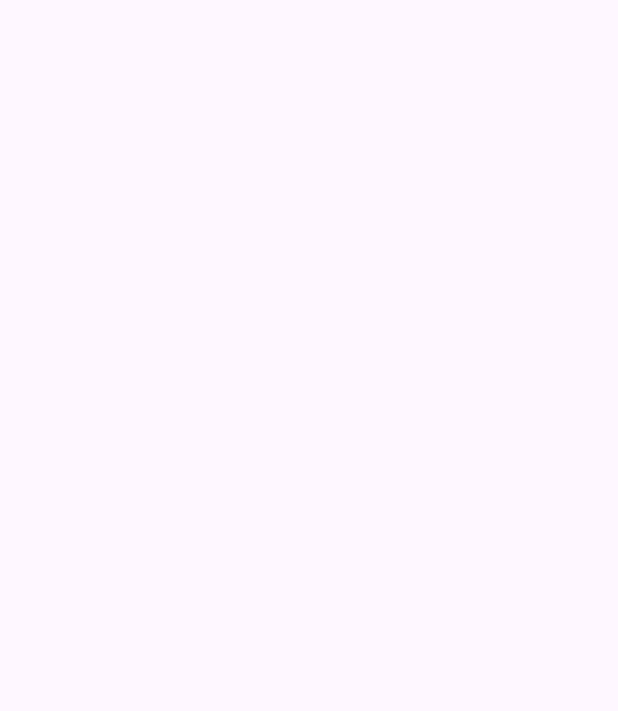
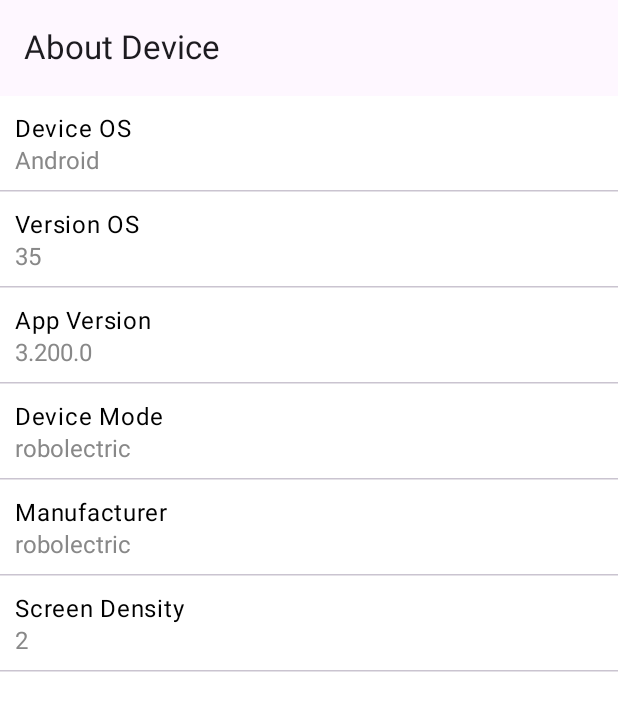
Before and after one commit to Hrithik-Joshi/Android-KMP, an Android app built with Jetpack Compose: the screen it shows after launch (MainActivity), on a phone screen of 412 x 824 dp. Before the commit the part shown is empty. Shown: the top 711 px of the screen. Run offline under Robolectric (Android 15) with nearby library versions, the phone set to English and light mode, and no system bars.

Commit message:
added android specific about info

```diff
--- /dev/null
+++ b/NewsApp/androidApp/src/main/java/com/hrithik/dailynews/android/AboutScreen.kt
@@ -0,0 +1,86 @@
+package com.hrithik.dailynews.android
+
+import android.widget.Toolbar
+import androidx.compose.foundation.background
+import androidx.compose.foundation.layout.Column
+import androidx.compose.foundation.layout.fillMaxSize
+import androidx.compose.foundation.layout.fillMaxWidth
+import androidx.compose.foundation.layout.padding
+import androidx.compose.foundation.lazy.LazyColumn
+import androidx.compose.foundation.lazy.items
+import androidx.compose.material3.Divider
+import androidx.compose.material3.ExperimentalMaterial3Api
+import androidx.compose.material3.HorizontalDivider
+import androidx.compose.material3.MaterialTheme
+import androidx.compose.material3.Text
+import androidx.compose.material3.TopAppBar
+import androidx.compose.runtime.Composable
+import androidx.compose.ui.Modifier
+import androidx.compose.ui.graphics.Color
+import androidx.compose.ui.modifier.modifierLocalConsumer
+import androidx.compose.ui.tooling.preview.Preview
+import androidx.compose.ui.unit.dp
+import com.hrithik.dailynews.Platform
+
+@Composable
+fun AboutScreen(){
+    Column {
+        Toolbar()
+        ContentView()
+    }
+}
+
+
+@OptIn(ExperimentalMaterial3Api::class)
+@Composable
+private fun Toolbar(){
+    TopAppBar(title = { Text(text = "About Device")})
+
+}
+
+fun makeItems(): List<Pair<String,String>> {
+    val platform = Platform()
+    platform.logSystemInfo()
+    return listOf(
+        Pair("Device OS",platform.osName),
+        Pair("Version OS",platform.osVersion),
+        Pair("App Version",platform.appVersion),
+        Pair("Device Mode",platform.deviceModel),
+        Pair("Manufacturer",platform.manufacturer),
+        Pair("Screen Density",platform.density.toString())
+    )
+}
+
+@Composable
+private fun ContentView(){
+    val items = makeItems()
+    LazyColumn(modifier = Modifier.fillMaxSize()) {
+        items(items){
+            RowView(title = it.first,subtitle = it.second)
+        }
+    }
+}
+
+@Composable
+fun RowView(title: String, subtitle: String) {
+    Column(modifier = Modifier.fillMaxWidth()) {
+        Column(Modifier.padding(10.dp)) {
+            Text(text = title,
+                style = MaterialTheme.typography.bodyLarge,
+                color = Color.Black,
+            )
+            Text(text = subtitle,
+                style = MaterialTheme.typography.bodyMedium,
+                color = Color.Gray,
+            )
+        }
+        HorizontalDivider()
+    }
+
+}
+
+@Preview
+@Composable
+private fun AboutPreview(){
+    AboutScreen()
+}
--- a/NewsApp/androidApp/src/main/java/com/hrithik/dailynews/android/MainActivity.kt
+++ b/NewsApp/androidApp/src/main/java/com/hrithik/dailynews/android/MainActivity.kt
@@ -7,6 +7,7 @@ import androidx.compose.foundation.layout.fillMaxSize
 import androidx.compose.material3.*
 import androidx.compose.runtime.Composable
 import androidx.compose.ui.Modifier
+import androidx.compose.ui.graphics.Color
 import androidx.compose.ui.tooling.preview.Preview
 import com.hrithik.dailynews.Platform
 
@@ -18,9 +19,9 @@ class MainActivity : ComponentActivity() {
             MyApplicationTheme {
                 Surface(
                     modifier = Modifier.fillMaxSize(),
-                    color = MaterialTheme.colorScheme.background
+                    color = Color.White
                 ) {
-//                    GreetingView("Hello")
+                    AboutScreen()
                 }
             }
         }
```
